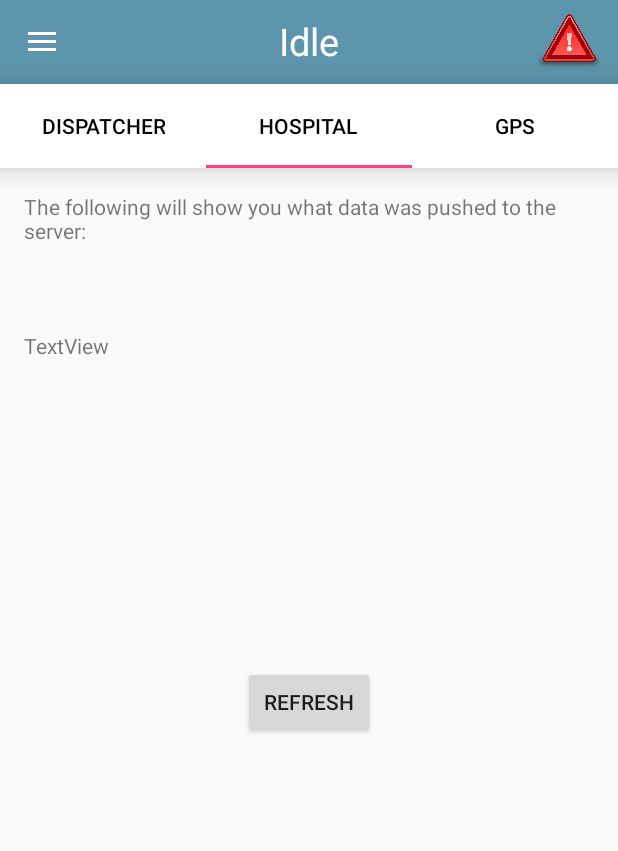
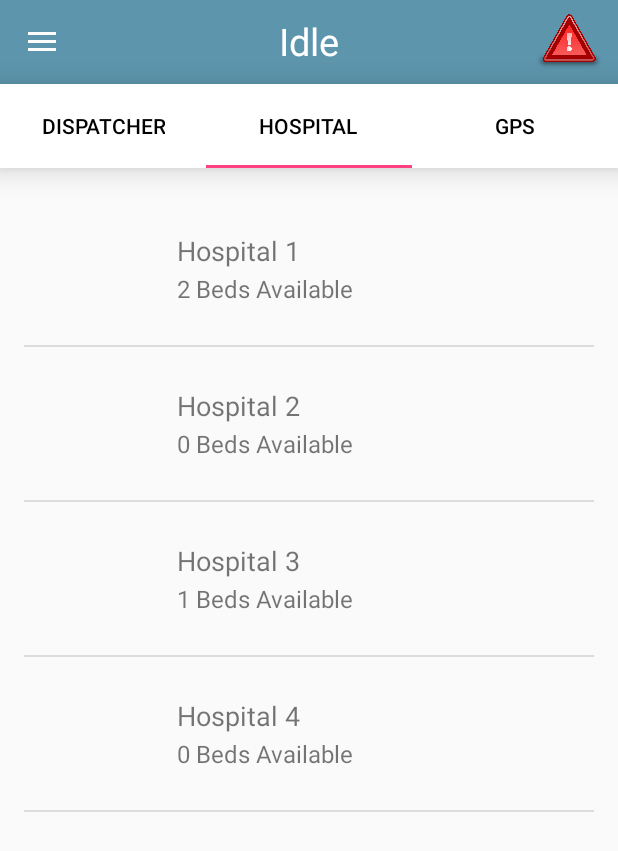
Before and after one commit to EMSTrack/AmbulanceAndroidApp, an Android app: the MainActivity screen opened directly, with no data from a screen before it, tab 2 chosen, on a phone screen of 412 x 824 dp. Shown: the top 851 px of the screen. Run offline under Robolectric (Android 15) with nearby library versions, the phone set to English and light mode, and no system bars; our stand-ins replace Volley; libraries missing offline, so code that uses them is left out: org.eclipse.paho; 1 statement that could not run was skipped.

Commit message:
added Hospital page to dev

```diff
--- /dev/null
+++ b/app/src/main/assets/hospitals.json
@@ -0,0 +1,20 @@
+{
+  "hospitals": [
+    {
+      "title": "Hospital 1",
+      "description": "2 Beds Available"
+    },
+    {
+      "title": "Hospital 2",
+      "description": "0 Beds Available"
+    },
+    {
+      "title": "Hospital 3",
+      "description": "1 Beds Available"
+    },
+    {
+      "title": "Hospital 4",
+      "description": "0 Beds Available"
+    }
+  ]
+}
--- /dev/null
+++ b/app/src/main/java/hansyuan/cruzrojamobile/Hospital.java
@@ -0,0 +1,69 @@
+package hansyuan.cruzrojamobile;
+
+import android.content.Context;
+
+import org.json.JSONArray;
+import org.json.JSONException;
+import org.json.JSONObject;
+
+import java.io.InputStream;
+import java.util.ArrayList;
+
+import android.util.Log;
+/**
+ * Created by rawaa_ali on 6/1/17.
+ */
+
+public class Hospital {
+
+    public String title;
+    public String description;
+
+
+    public static ArrayList<Hospital> getHospitalsFromFile(String filename, Context context){
+        final ArrayList<Hospital> hospitalList = new ArrayList<>();
+
+        try {
+            // Load data
+            String jsonString = loadJsonFromAsset("hospitals.json", context);
+            JSONObject json = new JSONObject(jsonString);
+            JSONArray hospitals = json.getJSONArray("hospitals");
+
+            // Get hospital objects from data
+            for(int i = 0; i < hospitals.length(); i++){
+                Hospital hospital = new Hospital();
+
+                hospital.title = hospitals.getJSONObject(i).getString("title");
+                hospital.description = hospitals.getJSONObject(i).getString("description");
+
+                hospitalList.add(hospital);
+            }
+        } catch (JSONException e) {
+            e.printStackTrace();
+        }
+
+        return hospitalList;
+    }
+
+    private static String loadJsonFromAsset(String filename, Context context) {
+        String json = null;
+
+        try {
+            InputStream is = context.getAssets().open(filename);
+            int size = is.available();
+            byte[] buffer = new byte[size];
+            is.read(buffer);
+            is.close();
+            json = new String(buffer, "UTF-8");
+        }
+        catch (java.io.IOException ex) {
+            ex.printStackTrace();
+            return null;
+        }
+
+        return json;
+    }
+
+
+
+}
--- /dev/null
+++ b/app/src/main/java/hansyuan/cruzrojamobile/HospitalAdapter.java
@@ -0,0 +1,71 @@
+package hansyuan.cruzrojamobile;
+
+import android.content.Context;
+import android.view.LayoutInflater;
+import android.view.View;
+import android.view.ViewGroup;
+import android.widget.BaseAdapter;
+import android.widget.TextView;
+import android.widget.ImageView;
+
+import java.util.ArrayList;
+
+/**
+ * Created by rawaa_ali on 6/1/17.
+ */
+
+public class HospitalAdapter extends BaseAdapter {
+    private Context mContext;
+    private LayoutInflater mInflater;
+    private ArrayList<Hospital> mDataSource;
+
+    public HospitalAdapter(Context context, ArrayList<Hospital> items) {
+        mContext = context;
+        mDataSource = items;
+        mInflater = (LayoutInflater) mContext.getSystemService(Context.LAYOUT_INFLATER_SERVICE);
+    }
+
+    //1
+    @Override
+    public int getCount() {
+        return mDataSource.size();
+    }
+
+    //2
+    @Override
+    public Object getItem(int position) {
+        return mDataSource.get(position);
+    }
+
+    //3
+    @Override
+    public long getItemId(int position) {
+        return position;
+    }
+
+    //4
+    @Override
+    public View getView(int position, View convertView, ViewGroup parent) {
+        // Get view for row item
+        View rowView = mInflater.inflate(R.layout.hospital_item, parent, false);
+        // Get title element
+        TextView titleTextView =
+                (TextView) rowView.findViewById(hansyuan.cruzrojamobile.R.id.hospital_list_title);
+
+        // Get subtitle element
+        TextView subtitleTextView =
+                (TextView) rowView.findViewById(hansyuan.cruzrojamobile.R.id.hospital_list_subtitle);
+
+
+
+        Hospital hospital = (Hospital) getItem(position);
+
+
+        titleTextView.setText(hospital.title);
+        subtitleTextView.setText(hospital.description);
+
+
+
+        return rowView;
+    }
+}
--- a/app/src/main/java/hansyuan/cruzrojamobile/tab/fragments/demo_viewTransmission.java
+++ b/app/src/main/java/hansyuan/cruzrojamobile/tab/fragments/demo_viewTransmission.java
@@ -1,15 +1,22 @@
 package hansyuan.cruzrojamobile.tab.fragments;
 
+
+import android.app.ListActivity;
 import android.content.Context;
 import android.support.v4.app.Fragment;
 import android.support.v7.app.AppCompatActivity;
 import android.os.Bundle;
+import android.util.Log;
 import android.view.LayoutInflater;
 import android.view.View;
 import android.view.ViewGroup;
+import android.widget.ArrayAdapter;
 import android.widget.Button;
+import android.widget.ListView;
+import android.widget.AdapterView;
 import android.widget.TextView;
 import android.widget.Toast;
+
 
 import com.android.volley.Request;
 import com.android.volley.RequestQueue;
@@ -18,6 +25,12 @@ import com.android.volley.VolleyError;
 import com.android.volley.toolbox.StringRequest;
 import com.android.volley.toolbox.Volley;
 
+import java.util.ArrayList;
+import java.util.HashMap;
+import java.util.List;
+
+import hansyuan.cruzrojamobile.Hospital;
+import hansyuan.cruzrojamobile.HospitalAdapter;
 import hansyuan.cruzrojamobile.R;
 
 /**
@@ -29,82 +42,30 @@ import hansyuan.cruzrojamobile.R;
  *
  */
 public class demo_viewTransmission extends Fragment {
-    TextView checkInfo;
-    String result, url;
     View rootView;
-    Button refButton;
-
+    ListView listView;
 
     @Override
     public View onCreateView(LayoutInflater inflater, ViewGroup container, Bundle savedInstanceState) {
         rootView = inflater.inflate(R.layout.activity_demo_view_transmission, container, false);
-        refButton = (Button) rootView.findViewById(R.id.button2);
+        listView = (ListView) rootView.findViewById(R.id.listview);
 
-        refButton.setOnClickListener(new View.OnClickListener() {
-            @Override
-            public void onClick(View v) {
-                refresh(v);
-            }
-        });
 
-        checkInfo = (TextView) rootView.findViewById(R.id.checkInfo);
-        url = "http://cruzroja.ucsd.edu/ambulances/info/123456";
-        //refresh();
+
+        final ArrayList<Hospital> list = Hospital.getHospitalsFromFile("hospitals.json", rootView.getContext());
+
+
+        HospitalAdapter adapter = new HospitalAdapter(rootView.getContext(), list);
+        listView.setAdapter(adapter);
+
         return rootView;
     }
 
-
-    /**
-     * Gives the refresh button its functionality:
-     * Do a GET Request to get the info that is already on the server.
-     * Pass it as a string into SetText.
-     * @param view
-     */
-    public void refresh(View view) {
-        refresh();
+    public void onClick(View v) {
+        if(v == listView){
+            Toast.makeText(rootView.getContext(),
+                    "Click ListItem Number " , Toast.LENGTH_LONG)
+                    .show();
+        }
     }
-    private void setResult(String r){
-        this.result =  r;
-        checkInfo.setText(this.result);
-    }
-
-    public void refresh() {
-      //git   toasting("refresh is run.");
-
-        // Go to the URL and get the result.
-        RequestQueue queue = Volley.newRequestQueue(getActivity());
-
-        StringRequest stringRequest = new StringRequest(Request.Method.GET, url,
-                new Response.Listener<String>() {
-                    @Override
-                    public void onResponse(String response) {
-                        // Display the first 500 characters of the response string.
-                        //  mTextView.setText("Response is: "+ response.substring(0,500));
-                        setResult("Response is: "+ response.substring(0, response.length()));
-                       // toasting("This happened.");
-                    }
-                }, new Response.ErrorListener() {
-            @Override
-            public void onErrorResponse(VolleyError error) {
-                //mTextView.setText("That didn't work!");
-                setResult("That didn't work!!!!");
-               // toasting("This failed");
-            }
-        });
-
-        queue.add(stringRequest);
-
-        //toasting("right before the setText");
-
-    }
-
-    public void toasting(String toToast){
-        Context context = getContext();
-        CharSequence text = toToast;
-        int duration = Toast.LENGTH_SHORT;
-
-        Toast toast = Toast.makeText(context, text, duration);
-        toast.show();
-    }
-
 }
--- a/app/src/main/res/layout/activity_demo_view_transmission.xml
+++ b/app/src/main/res/layout/activity_demo_view_transmission.xml
@@ -8,30 +8,14 @@
     android:paddingLeft="@dimen/activity_horizontal_margin"
     android:paddingRight="@dimen/activity_horizontal_margin"
     android:paddingTop="@dimen/activity_vertical_margin"
-    tools:context="hansyuan.cruzrojamobile.tab.fragments.demo_viewTransmission">
+    tools:context="hansyuan.cruzrojamobile.demo_viewTransmission">
 
-    <TextView
-        android:text="The following will show you what data was pushed to the server:"
-        android:layout_width="wrap_content"
-        android:layout_height="wrap_content"
-        android:layout_alignParentTop="true"
-        android:layout_alignParentLeft="true"
-        android:layout_alignParentStart="true"
-        android:id="@+id/textView4"/>
-    <TextView
-        android:text="TextView"
-        android:layout_width="match_parent"
-        android:layout_height="wrap_content"
-        android:id="@+id/checkInfo"
-        android:layout_below="@+id/textView4"
-        android:layout_alignParentLeft="true"
-        android:layout_alignParentStart="true"
-        android:layout_marginTop="57dp"/>
-    <Button
-        android:text="refresh"
-        android:layout_width="wrap_content"
-        android:layout_height="wrap_content"
-        android:id="@+id/button2"
-        android:layout_centerVertical="true"
-        android:layout_centerHorizontal="true" />
+
+    <ListView
+        android:id="@+id/listview"
+        android:layout_height="match_parent"
+        android:layout_width="match_parent">
+    </ListView>
+
+
 </RelativeLayout>
--- /dev/null
+++ b/app/src/main/res/layout/hospital_item.xml
@@ -0,0 +1,67 @@
+<?xml version="1.0" encoding="utf-8"?>
+<RelativeLayout xmlns:android="http://schemas.android.com/apk/res/android"
+    xmlns:tools="http://schemas.android.com/tools"
+    android:layout_width="match_parent"
+    android:layout_height="match_parent">
+
+    <ImageView
+        android:id="@+id/hospital_list_thumbnail"
+        android:layout_width="90dp"
+        android:layout_height="90dp"
+        android:layout_alignParentStart="true"
+        android:layout_centerVertical="true"
+        android:layout_marginBottom="6dp"
+        android:layout_marginStart="4dp"
+        android:layout_marginTop="6dp"
+        android:scaleType="centerInside"
+        tools:src="@mipmap/hospital_symbol"/>
+
+    <TextView
+        android:id="@+id/hospital_list_detail"
+        android:layout_width="wrap_content"
+        android:layout_height="wrap_content"
+        android:layout_alignParentEnd="true"
+        android:layout_centerVertical="true"
+        android:layout_marginStart="4dp"
+        android:layout_marginEnd="2dp"
+        android:maxLines="1"
+        android:paddingEnd="4dp"
+        android:textColor="#000000"
+        android:textSize="12sp"
+        tools:text="Detail"
+        />
+
+    <RelativeLayout
+        android:id="@+id/hospital_list_text_layout"
+        android:layout_width="wrap_content"
+        android:layout_height="wrap_content"
+        android:layout_centerVertical="true"
+        android:layout_toStartOf="@id/hospital_list_detail"
+        android:layout_toEndOf="@id/hospital_list_thumbnail">
+
+        <TextView
+            android:id="@+id/hospital_list_title"
+            android:layout_width="wrap_content"
+            android:layout_height="wrap_content"
+            android:layout_marginLeft="8dp"
+            android:layout_marginRight="8dp"
+            android:textSize="18sp"
+            tools:text="Title"
+            />
+
+        <TextView
+            android:id="@+id/hospital_list_subtitle"
+            android:layout_width="wrap_content"
+            android:layout_height="wrap_content"
+            android:layout_below="@+id/hospital_list_title"
+            android:layout_marginLeft="8dp"
+            android:layout_marginRight="8dp"
+            android:layout_marginTop="2dp"
+            android:ellipsize="end"
+            android:maxLines="3"
+            android:textSize="16sp"
+            tools:text="Subtitle"
+            />
+
+    </RelativeLayout>
+</RelativeLayout>
```
Also changed, not shown: app/src/main/res/mipmap-hdpi/hospital_symbol.png (added), app/src/main/res/mipmap-mdpi/hospital_symbol.png (added), app/src/main/res/mipmap-xhdpi/hospital_symbol.png (added), app/src/main/res/mipmap-xxhdpi/hospital_symbol.png (added), app/src/main/res/mipmap-xxxhdpi/hospital_symbol.png (added).
